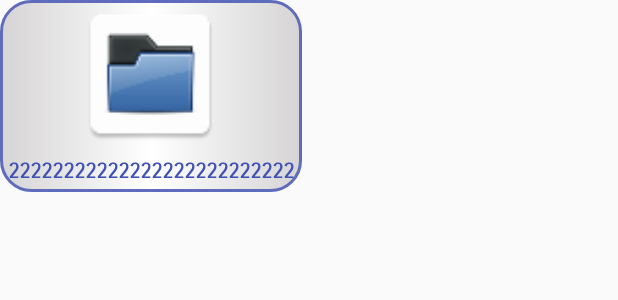
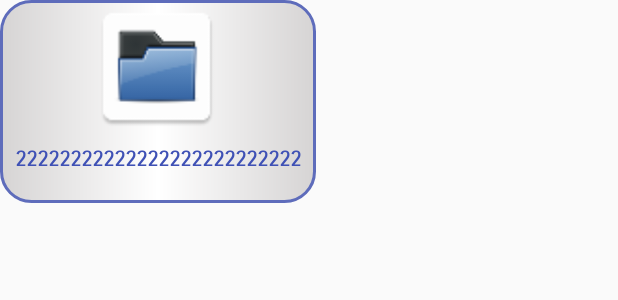
Before and after one commit to javiGeno/vocLearn, an Android app: the layout layout_folder.xml on its own in the app's theme, with its tools: preview values and no code run, on a phone screen of 412 x 824 dp. Shown: the top 300 px of the screen. Run offline under Robolectric (Android 15) with nearby library versions, the phone set to English and light mode, and no system bars; Roboto replaces fonts that are not available here.

```diff
--- a/app/build.gradle
+++ b/app/build.gradle
@@ -15,8 +15,8 @@ android {
         applicationId "morajavier.pdm.voclearn"
         minSdkVersion 15
         targetSdkVersion 29
-        versionCode 1
-        versionName "1.0"
+        versionCode 2
+        versionName "1.1"
         testInstrumentationRunner "androidx.test.runner.AndroidJUnitRunner"
     }
     buildTypes {
--- a/app/src/main/java/morajavier/pdm/voclearn/BaseDatos/ManejadorBD.kt
+++ b/app/src/main/java/morajavier/pdm/voclearn/BaseDatos/ManejadorBD.kt
@@ -5,9 +5,11 @@ import android.content.Context
 import android.util.Log
 import io.realm.Realm
 import io.realm.RealmConfiguration
+import morajavier.pdm.voclearn.App
 import morajavier.pdm.voclearn.Modelo.SecurityCopy
 
-class ManejadorBD (appContext:Context){
+class ManejadorBD
+    (appContext:Context){
 
     //INSTANCIA BD
     lateinit var r: Realm
@@ -37,6 +39,8 @@ class ManejadorBD (appContext:Context){
                 .build()
 
             Realm.setDefaultConfiguration(config)
+
+
 
 
             Log.w("MAIN", "Hay bd en local")
--- a/app/src/main/java/morajavier/pdm/voclearn/Vistas/DictionaryFragment.kt
+++ b/app/src/main/java/morajavier/pdm/voclearn/Vistas/DictionaryFragment.kt
@@ -148,7 +148,7 @@ open class DictionaryFragment : Fragment(),
 
             val barraNavegacion= activity?.navigation
             override fun onScrolled(recyclerView: RecyclerView, dx: Int, dy: Int) {
-                Log.e("SCROLL RECYCLE", "eje y: "+dy)
+
                 if (dy > 0 && barraNavegacion!!.isShown()) {
                     barraNavegacion.setVisibility(View.GONE)
                 } else if (dy <= 0) {
--- a/app/src/main/java/morajavier/pdm/voclearn/Vistas/FolderFragment.kt
+++ b/app/src/main/java/morajavier/pdm/voclearn/Vistas/FolderFragment.kt
@@ -208,7 +208,7 @@ class FolderFragment : Fragment() ,
 
             val barraNavegacion= activity?.navigation
             override fun onScrolled(recyclerView: RecyclerView, dx: Int, dy: Int) {
-                Log.e("SCROLL RECYCLE", "eje y: "+dy)
+
                 if (dy > 0 && barraNavegacion!!.isShown()) {
                     barraNavegacion.setVisibility(View.GONE)
                 } else if (dy <= 0) {
--- a/app/src/main/res/layout/layout_folder.xml
+++ b/app/src/main/res/layout/layout_folder.xml
@@ -12,8 +12,8 @@
         android:layout_height="match_parent">
         <androidx.appcompat.widget.AppCompatImageButton
             android:id="@+id/btn_grupo"
-            android:layout_width="100dp"
-            android:layout_height="100dp"
+            android:layout_width="90dp"
+            android:layout_height="90dp"
             android:layout_centerInParent="true"
             android:layout_centerHorizontal="true"
             android:focusable="true"
@@ -27,8 +27,10 @@
         <androidx.appcompat.widget.AppCompatTextView
             android:id="@+id/nombre_carp"
             android:layout_width="wrap_content"
-            android:layout_height="wrap_content"
-            android:layout_margin="@dimen/margen0"
+            android:layout_height="30dp"
+            android:layout_marginRight="@dimen/margen1"
+            android:layout_marginLeft="@dimen/margen1"
+            android:layout_marginBottom="@dimen/margen2"
             android:text="22222222222222222222222222"
             android:textAlignment="center"
             android:textColor="@color/colorPrimary"
@@ -36,10 +38,9 @@
             android:layout_centerInParent="true"
             android:layout_centerHorizontal="true"
             android:textStyle="bold"
-            android:typeface="normal"
-            app:autoSizeTextType="none"
-            app:autoSizePresetSizes="@array/autosize_values_boton"
             app:fontFamily="sans-serif-smallcaps" />
+
+
     </RelativeLayout>
 
 </LinearLayout>
--- a/app/src/main/res/layout/layout_seleccion_test.xml
+++ b/app/src/main/res/layout/layout_seleccion_test.xml
@@ -38,6 +38,8 @@
                     android:layout_marginTop="@dimen/margen0"
                     android:layout_marginRight="@dimen/margen0"
                     android:layout_marginBottom="@dimen/margen0"
+                    android:paddingLeft="@dimen/margen1"
+                    android:paddingRight="@dimen/margen1"
                     android:gravity="center"
                     android:text="@string/dictionary"
                     android:textColor="@color/grisOscuro"
```
Also changed, not shown: app/src/main/java/morajavier/pdm/voclearn/MainActivity.kt (+36 -9 lines), app/src/main/java/morajavier/pdm/voclearn/Vistas/ActivityTest.kt (+31 -4 lines), app/src/main/java/morajavier/pdm/voclearn/Vistas/TestFragment.kt (+7 -0 lines), 1 other file.
